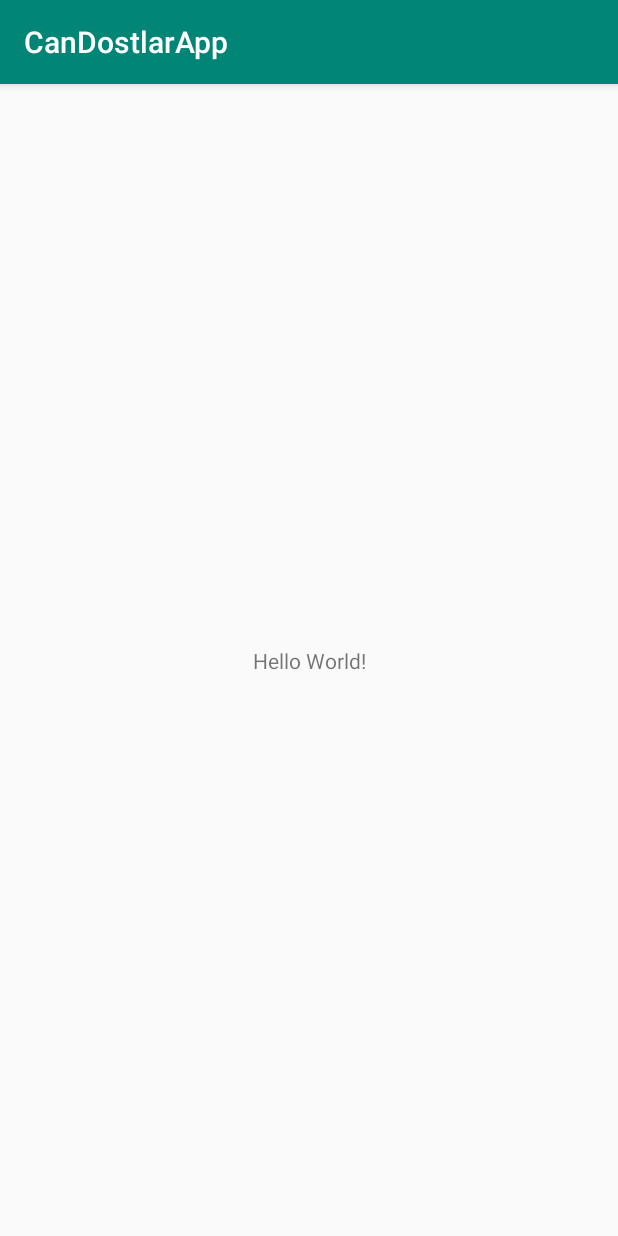
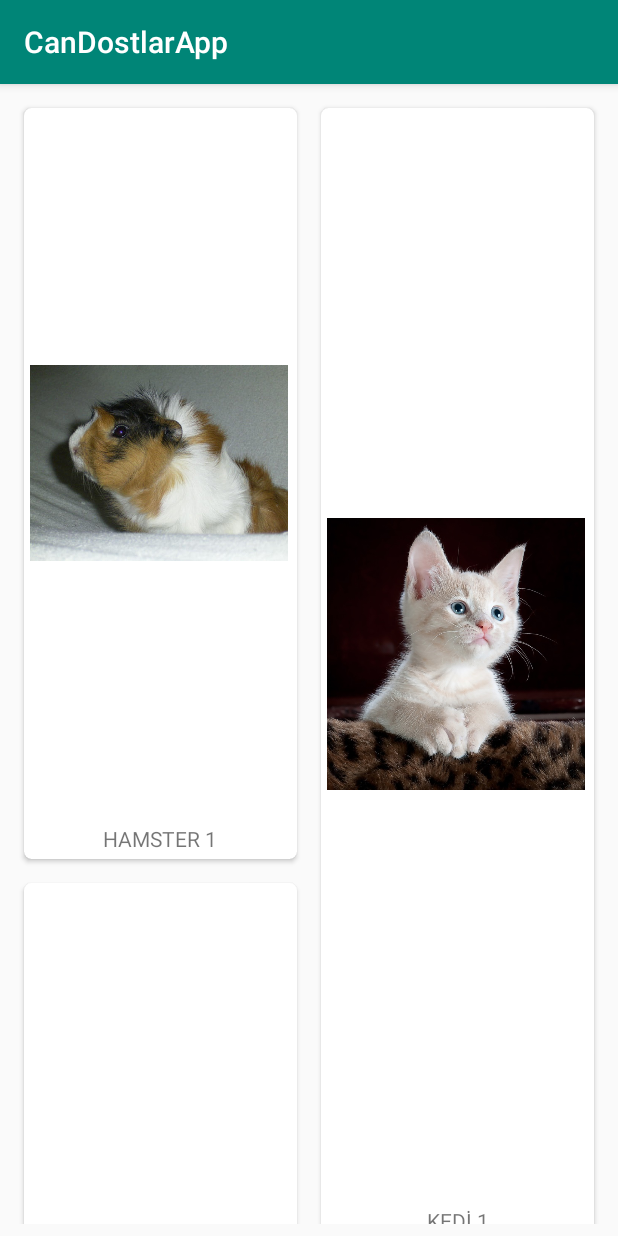
Before and after one commit to yunusbedir/CanDostlarApp, an Android app: the screen it shows after launch (MainActivity), on a phone screen of 412 x 824 dp. Run offline under Robolectric (Android 15) with nearby library versions, the phone set to English and light mode, and no system bars.

Commit message:
layout_dost adında CardView oluşturuldu.RecyclerViewAdapter metodlarının işlevleri verildi.(RecyclerView.Adapter,CardView,ViewHolder)

```diff
--- a/app/build.gradle
+++ b/app/build.gradle
@@ -30,4 +30,6 @@ dependencies {
     testImplementation 'junit:junit:4.12'
     androidTestImplementation 'com.android.support.test:runner:1.0.2'
     androidTestImplementation 'com.android.support.test.espresso:espresso-core:3.0.2'
+    implementation 'com.android.support:cardview-v7:28.0.0'
+    implementation 'com.android.support:recyclerview-v7:28.0.0'
 }
--- /dev/null
+++ b/app/src/main/java/com/example/yunus/candostlarapp/Dost.kt
@@ -0,0 +1,3 @@
+package com.example.yunus.candostlarapp
+
+data class Dost(var dostAdi:String , var resim:Int)
--- /dev/null
+++ b/app/src/main/java/com/example/yunus/candostlarapp/DostRecyclerViewAdapter.kt
@@ -0,0 +1,42 @@
+package com.example.yunus.candostlarapp
+
+import android.support.v7.widget.CardView
+import android.support.v7.widget.RecyclerView
+import android.view.LayoutInflater
+import android.view.View
+import android.view.ViewGroup
+import android.widget.Toast
+import kotlinx.android.synthetic.main.layout_dost.view.*
+import java.text.FieldPosition
+
+class DostRecyclerViewAdapter(var tumDostlar : ArrayList<Dost>) : RecyclerView.Adapter<DostRecyclerViewAdapter.DostViewHolder>() {
+    override fun onCreateViewHolder(p0: ViewGroup, p1: Int): DostViewHolder {
+        var inflater = LayoutInflater.from(p0?.context)
+        var tek_uye= inflater.inflate(R.layout.layout_dost,p0,false)
+        return DostViewHolder(tek_uye)
+    }
+
+    override fun getItemCount(): Int {
+        return tumDostlar.size
+    }
+
+    override fun onBindViewHolder(p0: DostViewHolder, p1: Int) {
+        var oAnOlusanDost =tumDostlar.get(p1)
+        p0.setData(oAnOlusanDost,p1)
+    }
+
+    class DostViewHolder(tek_uye : View) : RecyclerView.ViewHolder(tek_uye){
+        var tekDostBilgisi = tek_uye as CardView
+        var dostAdi = tekDostBilgisi.tvDost
+        var dostResim = tekDostBilgisi.imgDost
+
+        fun setData(oAnOlusanDost:Dost,position: Int){
+            dostAdi.text = oAnOlusanDost.dostAdi
+            dostResim.setImageResource(oAnOlusanDost.resim)
+
+            tekDostBilgisi.setOnClickListener{
+                Toast.makeText(tekDostBilgisi.context,"Tıkalan Öğe : " + position + " Adı : " + oAnOlusanDost.dostAdi , Toast.LENGTH_LONG).show()
+            }
+        }
+    }
+}
--- a/app/src/main/java/com/example/yunus/candostlarapp/MainActivity.kt
+++ b/app/src/main/java/com/example/yunus/candostlarapp/MainActivity.kt
@@ -2,11 +2,35 @@ package com.example.yunus.candostlarapp
 
 import android.support.v7.app.AppCompatActivity
 import android.os.Bundle
+import android.support.v7.widget.StaggeredGridLayoutManager
+import kotlinx.android.synthetic.main.activity_main.*
 
 class MainActivity : AppCompatActivity() {
+
+    var tumDostlar= ArrayList<Dost>()
 
     override fun onCreate(savedInstanceState: Bundle?) {
         super.onCreate(savedInstanceState)
         setContentView(R.layout.activity_main)
+
+        veriKaynagiDoldur()
+
+        var myAdapter = DostRecyclerViewAdapter(tumDostlar)
+
+        recyclerviewDostlar.adapter=myAdapter
+
+        var myLayoutManager = StaggeredGridLayoutManager(2,StaggeredGridLayoutManager.VERTICAL)
+        recyclerviewDostlar.layoutManager=myLayoutManager
+    }
+
+    private fun veriKaynagiDoldur() {
+        var dostAdlari= arrayOf("HAMSTER 1" , "KEDİ 1", "KEDİ 2","KEDİ 3","KEDİ 4","KÖPEK 1","KÖPEK 2","KÖPEK 3","KÖPEK 4")
+        var dostResim = arrayOf(R.drawable.hamster_1 , R.drawable.kedi_1, R.drawable.kedi_2, R.drawable.kedi_3, R.drawable.kedi_4
+            , R.drawable.kopek_1, R.drawable.kopek_2, R.drawable.kopek_3, R.drawable.kopek_4)
+
+        for (i in 0..(dostAdlari.size-1)){
+            var geciciDost = Dost(dostAdlari[i],dostResim[i])
+            tumDostlar.add(geciciDost)
+        }
     }
 }
--- a/app/src/main/res/layout/activity_main.xml
+++ b/app/src/main/res/layout/activity_main.xml
@@ -7,13 +7,10 @@
         android:layout_height="match_parent"
         tools:context=".MainActivity">
 
-    <TextView
-            android:layout_width="wrap_content"
-            android:layout_height="wrap_content"
-            android:text="Hello World!"
-            app:layout_constraintBottom_toBottomOf="parent"
-            app:layout_constraintLeft_toLeftOf="parent"
-            app:layout_constraintRight_toRightOf="parent"
-            app:layout_constraintTop_toTopOf="parent"/>
-
+    <android.support.v7.widget.RecyclerView
+            android:layout_width="match_parent"
+            android:layout_height="match_parent" app:layout_constraintTop_toTopOf="parent"
+            app:layout_constraintStart_toStartOf="parent" app:layout_constraintBottom_toBottomOf="parent"
+            app:layout_constraintEnd_toEndOf="parent" android:layout_marginTop="8dp" android:layout_marginStart="8dp"
+            android:layout_marginBottom="8dp" android:layout_marginEnd="8dp" android:id="@+id/recyclerviewDostlar"/>
 </android.support.constraint.ConstraintLayout>
--- /dev/null
+++ b/app/src/main/res/layout/layout_dost.xml
@@ -0,0 +1,28 @@
+<?xml version="1.0" encoding="utf-8"?>
+<android.support.v7.widget.CardView xmlns:android="http://schemas.android.com/apk/res/android"
+                                    xmlns:app="http://schemas.android.com/apk/res-auto"
+                                    xmlns:tools="http://schemas.android.com/tools"
+                                    android:layout_width="wrap_content"
+                                    app:cardCornerRadius="5dp"
+                                    android:layout_height="wrap_content"
+                                    android:layout_margin="8dp">
+    <android.support.constraint.ConstraintLayout android:layout_width="wrap_content"
+                                                 android:layout_height="wrap_content" android:layout_margin="4dp">
+
+        <ImageView
+                android:layout_width="wrap_content"
+                android:layout_height="wrap_content" app:srcCompat="@mipmap/ic_launcher"
+                android:id="@+id/imgDost"
+                app:layout_constraintTop_toTopOf="parent" app:layout_constraintStart_toStartOf="parent"
+                android:contentDescription="TODO" app:layout_constraintEnd_toEndOf="parent"
+                android:layout_marginEnd="4dp"/>
+        <TextView
+                android:text="TextView"
+                android:layout_width="wrap_content"
+                android:layout_height="wrap_content" android:id="@+id/tvDost"
+                app:layout_constraintTop_toBottomOf="@+id/imgDost" app:layout_constraintEnd_toEndOf="parent"
+                app:layout_constraintStart_toStartOf="parent"
+                android:layout_margin="8dp"/>
+    </android.support.constraint.ConstraintLayout>
+
+</android.support.v7.widget.CardView>
```
Also changed, not shown: app/src/main/res/drawable/hamster_1.jpg (added), app/src/main/res/drawable/kedi_1.jpg (added), app/src/main/res/drawable/kedi_2.jpg (added), app/src/main/res/drawable/kedi_3.jpg (added), app/src/main/res/drawable/kedi_4.jpg (added), app/src/main/res/drawable/kopek_1.jpg (added), app/src/main/res/drawable/kopek_2.jpg (added), app/src/main/res/drawable/kopek_3.jpg (added), app/src/main/res/drawable/kopek_4.Jpeg (added).
